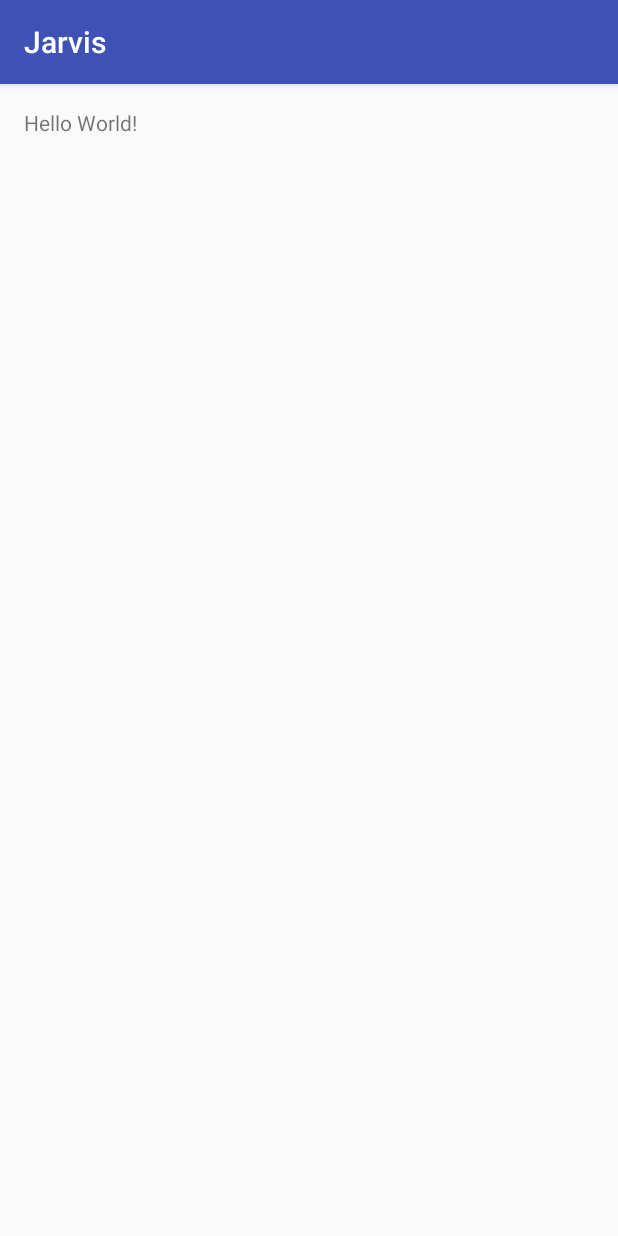
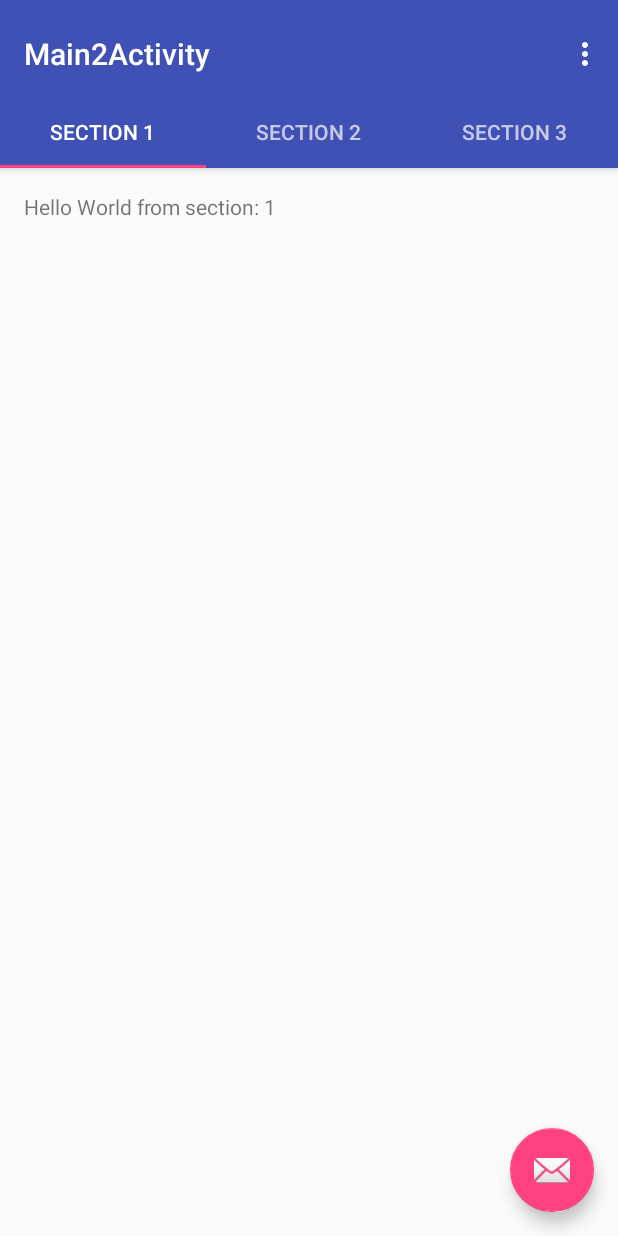
Before and after one commit to noureldin-khaled/Jarvis_Android, an Android app: the screen it shows after launch (MainActivity before the commit, Main2Activity after it), on a phone screen of 412 x 824 dp. Run offline under Robolectric (Android 15) with nearby library versions, the phone set to English and light mode, and no system bars.

Commit message:
Main2Activity is the tabbed activity added

```diff
--- a/app/build.gradle
+++ b/app/build.gradle
@@ -21,6 +21,7 @@ android {
 
 dependencies {
     compile fileTree(dir: 'libs', include: ['*.jar'])
+    compile 'com.android.support:appcompat-v7:24.2.0'
+    compile 'com.android.support:design:24.2.0'
     testCompile 'junit:junit:4.12'
-    compile 'com.android.support:appcompat-v7:24.2.0'
 }
--- a/app/src/main/AndroidManifest.xml
+++ b/app/src/main/AndroidManifest.xml
@@ -9,6 +9,12 @@
         android:supportsRtl="true"
         android:theme="@style/AppTheme">
         <activity android:name=".MainActivity">
+
+        </activity>
+        <activity
+            android:name=".Main2Activity"
+            android:label="@string/title_activity_main2"
+            android:theme="@style/AppTheme.NoActionBar">
             <intent-filter>
                 <action android:name="android.intent.action.MAIN" />
 
--- /dev/null
+++ b/app/src/main/java/com/iot/guc/jarvis/Main2Activity.java
@@ -0,0 +1,162 @@
+package com.iot.guc.jarvis;
+
+import android.support.design.widget.TabLayout;
+import android.support.design.widget.FloatingActionButton;
+import android.support.design.widget.Snackbar;
+import android.support.v7.app.AppCompatActivity;
+import android.support.v7.widget.Toolbar;
+
+import android.support.v4.app.Fragment;
+import android.support.v4.app.FragmentManager;
+import android.support.v4.app.FragmentPagerAdapter;
+import android.support.v4.view.ViewPager;
+import android.os.Bundle;
+import android.view.LayoutInflater;
+import android.view.Menu;
+import android.view.MenuItem;
+import android.view.View;
+import android.view.ViewGroup;
+
+import android.widget.TextView;
+
+public class Main2Activity extends AppCompatActivity {
+
+    /**
+     * The {@link android.support.v4.view.PagerAdapter} that will provide
+     * fragments for each of the sections. We use a
+     * {@link FragmentPagerAdapter} derivative, which will keep every
+     * loaded fragment in memory. If this becomes too memory intensive, it
+     * may be best to switch to a
+     * {@link android.support.v4.app.FragmentStatePagerAdapter}.
+     */
+    private SectionsPagerAdapter mSectionsPagerAdapter;
+
+    /**
+     * The {@link ViewPager} that will host the section contents.
+     */
+    private ViewPager mViewPager;
+
+    @Override
+    protected void onCreate(Bundle savedInstanceState) {
+        super.onCreate(savedInstanceState);
+        setContentView(R.layout.activity_main2);
+
+        Toolbar toolbar = (Toolbar) findViewById(R.id.toolbar);
+        setSupportActionBar(toolbar);
+        // Create the adapter that will return a fragment for each of the three
+        // primary sections of the activity.
+        mSectionsPagerAdapter = new SectionsPagerAdapter(getSupportFragmentManager());
+
+        // Set up the ViewPager with the sections adapter.
+        mViewPager = (ViewPager) findViewById(R.id.container);
+        mViewPager.setAdapter(mSectionsPagerAdapter);
+
+        TabLayout tabLayout = (TabLayout) findViewById(R.id.tabs);
+        tabLayout.setupWithViewPager(mViewPager);
+
+        FloatingActionButton fab = (FloatingActionButton) findViewById(R.id.fab);
+        fab.setOnClickListener(new View.OnClickListener() {
+            @Override
+            public void onClick(View view) {
+                Snackbar.make(view, "Replace with your own action", Snackbar.LENGTH_LONG)
+                        .setAction("Action", null).show();
+            }
+        });
+
+    }
+
+
+    @Override
+    public boolean onCreateOptionsMenu(Menu menu) {
+        // Inflate the menu; this adds items to the action bar if it is present.
+        getMenuInflater().inflate(R.menu.menu_main2, menu);
+        return true;
+    }
+
+    @Override
+    public boolean onOptionsItemSelected(MenuItem item) {
+        // Handle action bar item clicks here. The action bar will
+        // automatically handle clicks on the Home/Up button, so long
+        // as you specify a parent activity in AndroidManifest.xml.
+        int id = item.getItemId();
+
+        //noinspection SimplifiableIfStatement
+        if (id == R.id.action_settings) {
+            return true;
+        }
+
+        return super.onOptionsItemSelected(item);
+    }
+
+    /**
+     * A placeholder fragment containing a simple view.
+     */
+    public static class PlaceholderFragment extends Fragment {
+        /**
+         * The fragment argument representing the section number for this
+         * fragment.
+         */
+        private static final String ARG_SECTION_NUMBER = "section_number";
+
+        public PlaceholderFragment() {
+        }
+
+        /**
+         * Returns a new instance of this fragment for the given section
+         * number.
+         */
+        public static PlaceholderFragment newInstance(int sectionNumber) {
+            PlaceholderFragment fragment = new PlaceholderFragment();
+            Bundle args = new Bundle();
+            args.putInt(ARG_SECTION_NUMBER, sectionNumber);
+            fragment.setArguments(args);
+            return fragment;
+        }
+
+        @Override
+        public View onCreateView(LayoutInflater inflater, ViewGroup container,
+                                 Bundle savedInstanceState) {
+            View rootView = inflater.inflate(R.layout.fragment_main2, container, false);
+            TextView textView = (TextView) rootView.findViewById(R.id.section_label);
+            textView.setText(getString(R.string.section_format, getArguments().getInt(ARG_SECTION_NUMBER)));
+            return rootView;
+        }
+    }
+
+    /**
+     * A {@link FragmentPagerAdapter} that returns a fragment corresponding to
+     * one of the sections/tabs/pages.
+     */
+    public class SectionsPagerAdapter extends FragmentPagerAdapter {
+
+        public SectionsPagerAdapter(FragmentManager fm) {
+            super(fm);
+        }
+
+        @Override
+        public Fragment getItem(int position) {
+            // getItem is called to instantiate the fragment for the given page.
+            // Return a PlaceholderFragment (defined as a static inner class below).
+            return PlaceholderFragment.newInstance(position + 1);
+        }
+
+        @Override
+        public int getCount() {
+            // Show 3 total pages.
+            return 3;
+        }
+
+        @Override
+        public CharSequence getPageTitle(int position) {
+            switch (position) {
+                case 0:
+                    return "SECTION 1";
+                case 1:
+                    return "SECTION 2";
+                case 2:
+                    return "SECTION 3";
+            }
+            return null;
+        }
+    }
+}
--- /dev/null
+++ b/app/src/main/res/layout/activity_main2.xml
@@ -0,0 +1,49 @@
+<?xml version="1.0" encoding="utf-8"?>
+<android.support.design.widget.CoordinatorLayout xmlns:android="http://schemas.android.com/apk/res/android"
+    xmlns:app="http://schemas.android.com/apk/res-auto"
+    xmlns:tools="http://schemas.android.com/tools"
+    android:id="@+id/main_content"
+    android:layout_width="match_parent"
+    android:layout_height="match_parent"
+    android:fitsSystemWindows="true"
+    tools:context="com.iot.guc.jarvis.Main2Activity">
+
+    <android.support.design.widget.AppBarLayout
+        android:id="@+id/appbar"
+        android:layout_width="match_parent"
+        android:layout_height="wrap_content"
+        android:paddingTop="@dimen/appbar_padding_top"
+        android:theme="@style/AppTheme.AppBarOverlay">
+
+        <android.support.v7.widget.Toolbar
+            android:id="@+id/toolbar"
+            android:layout_width="match_parent"
+            android:layout_height="?attr/actionBarSize"
+            android:background="?attr/colorPrimary"
+            app:layout_scrollFlags="scroll|enterAlways"
+            app:popupTheme="@style/AppTheme.PopupOverlay">
+
+        </android.support.v7.widget.Toolbar>
+
+        <android.support.design.widget.TabLayout
+            android:id="@+id/tabs"
+            android:layout_width="match_parent"
+            android:layout_height="wrap_content" />
+
+    </android.support.design.widget.AppBarLayout>
+
+    <android.support.v4.view.ViewPager
+        android:id="@+id/container"
+        android:layout_width="match_parent"
+        android:layout_height="match_parent"
+        app:layout_behavior="@string/appbar_scrolling_view_behavior" />
+
+    <android.support.design.widget.FloatingActionButton
+        android:id="@+id/fab"
+        android:layout_width="wrap_content"
+        android:layout_height="wrap_content"
+        android:layout_gravity="end|bottom"
+        android:layout_margin="@dimen/fab_margin"
+        app:srcCompat="@android:drawable/ic_dialog_email" />
+
+</android.support.design.widget.CoordinatorLayout>
--- /dev/null
+++ b/app/src/main/res/layout/fragment_main2.xml
@@ -0,0 +1,16 @@
+<RelativeLayout xmlns:android="http://schemas.android.com/apk/res/android"
+    xmlns:tools="http://schemas.android.com/tools"
+    android:layout_width="match_parent"
+    android:layout_height="match_parent"
+    android:paddingBottom="@dimen/activity_vertical_margin"
+    android:paddingLeft="@dimen/activity_horizontal_margin"
+    android:paddingRight="@dimen/activity_horizontal_margin"
+    android:paddingTop="@dimen/activity_vertical_margin"
+    tools:context="com.iot.guc.jarvis.Main2Activity$PlaceholderFragment">
+
+    <TextView
+        android:id="@+id/section_label"
+        android:layout_width="wrap_content"
+        android:layout_height="wrap_content" />
+
+</RelativeLayout>
--- /dev/null
+++ b/app/src/main/res/menu/menu_main2.xml
@@ -0,0 +1,10 @@
+<menu xmlns:android="http://schemas.android.com/apk/res/android"
+    xmlns:app="http://schemas.android.com/apk/res-auto"
+    xmlns:tools="http://schemas.android.com/tools"
+    tools:context="com.iot.guc.jarvis.Main2Activity">
+    <item
+        android:id="@+id/action_settings"
+        android:orderInCategory="100"
+        android:title="@string/action_settings"
+        app:showAsAction="never" />
+</menu>
--- /dev/null
+++ b/app/src/main/res/values-v21/styles.xml
@@ -0,0 +1,9 @@
+<resources>
+
+    <style name="AppTheme.NoActionBar">
+        <item name="windowActionBar">false</item>
+        <item name="windowNoTitle">true</item>
+        <item name="android:windowDrawsSystemBarBackgrounds">true</item>
+        <item name="android:statusBarColor">@android:color/transparent</item>
+    </style>
+</resources>
--- a/app/src/main/res/values/dimens.xml
+++ b/app/src/main/res/values/dimens.xml
@@ -2,4 +2,6 @@
     <!-- Default screen margins, per the Android Design guidelines. -->
     <dimen name="activity_horizontal_margin">16dp</dimen>
     <dimen name="activity_vertical_margin">16dp</dimen>
+    <dimen name="fab_margin">16dp</dimen>
+    <dimen name="appbar_padding_top">8dp</dimen>
 </resources>
--- a/app/src/main/res/values/strings.xml
+++ b/app/src/main/res/values/strings.xml
@@ -1,3 +1,6 @@
 <resources>
     <string name="app_name">Jarvis</string>
+    <string name="title_activity_main2">Main2Activity</string>
+    <string name="action_settings">Settings</string>
+    <string name="section_format">Hello World from section: %1$d</string>
 </resources>
--- a/app/src/main/res/values/styles.xml
+++ b/app/src/main/res/values/styles.xml
@@ -8,4 +8,13 @@
         <item name="colorAccent">@color/colorAccent</item>
     </style>
 
+    <style name="AppTheme.NoActionBar">
+        <item name="windowActionBar">false</item>
+        <item name="windowNoTitle">true</item>
+    </style>
+
+    <style name="AppTheme.AppBarOverlay" parent="ThemeOverlay.AppCompat.Dark.ActionBar" />
+
+    <style name="AppTheme.PopupOverlay" parent="ThemeOverlay.AppCompat.Light" />
+
 </resources>
--- a/build.gradle
+++ b/build.gradle
@@ -5,7 +5,7 @@ buildscript {
         jcenter()
     }
     dependencies {
-        classpath 'com.android.tools.build:gradle:2.1.3'
+        classpath 'com.android.tools.build:gradle:2.2.3'
 
         // NOTE: Do not place your application dependencies here; they belong
         // in the individual module build.gradle files
```
